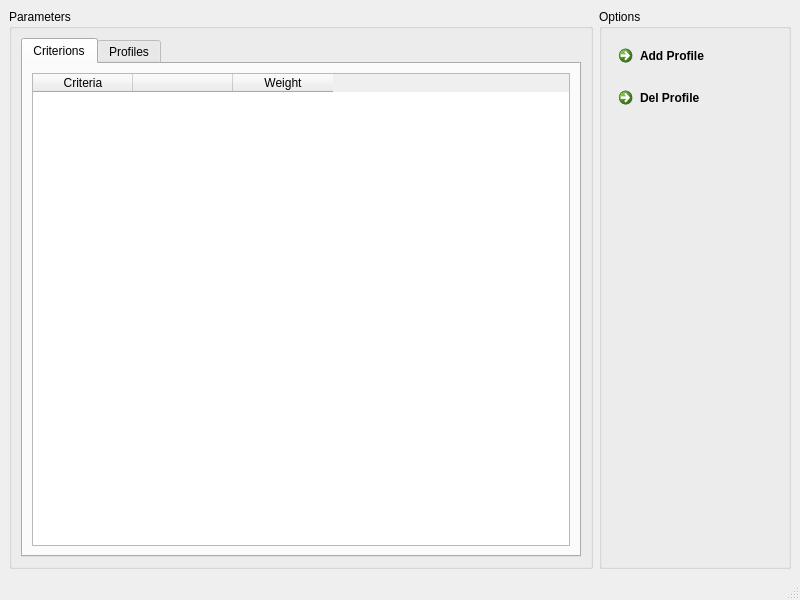
This is ui/mainwindow.ui in oso/qgis-etri as Qt 5 draws it before an edit. The edited form follows.
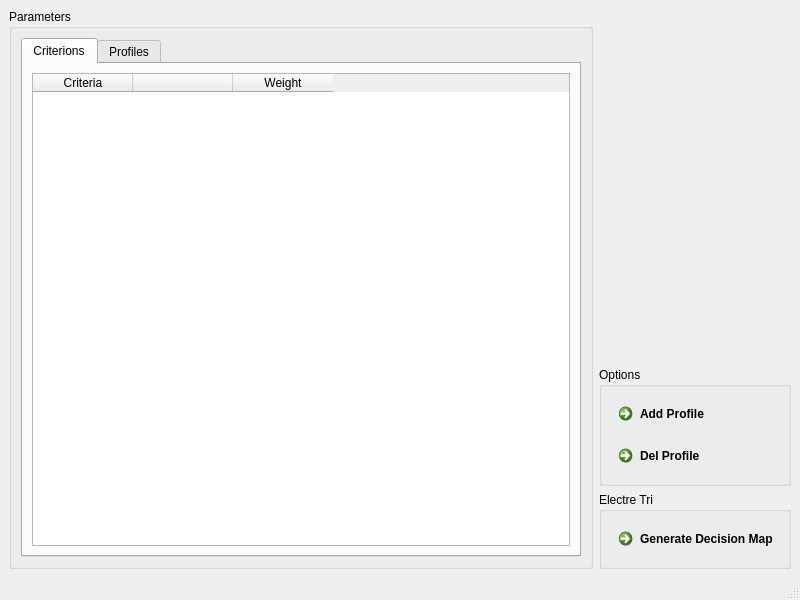
This is the edited form.

Commit message: [UI] Update user interface layout

The edit to the form file:
```diff
--- a/ui/mainwindow.ui
+++ b/ui/mainwindow.ui
@@ -15,7 +15,7 @@
   </property>
   <widget class="QWidget" name="centralwidget">
    <layout class="QGridLayout" name="gridLayout_6">
-    <item row="0" column="1">
+    <item row="0" column="0">
      <widget class="QGroupBox" name="group_params">
       <property name="title">
        <string>Parameters</string>
@@ -161,7 +161,22 @@
       </layout>
      </widget>
     </item>
-    <item row="0" column="2">
+    <item row="0" column="1">
+     <layout class="QVBoxLayout" name="verticalLayout_2">
+      <item>
+       <spacer name="verticalSpacer">
+        <property name="orientation">
+         <enum>Qt::Vertical</enum>
+        </property>
+        <property name="sizeHint" stdset="0">
+         <size>
+          <width>20</width>
+          <height>20</height>
+         </size>
+        </property>
+       </spacer>
+      </item>
+      <item>
      <widget class="QGroupBox" name="group_options">
       <property name="maximumSize">
        <size>
@@ -176,14 +191,14 @@
        <property name="fieldGrowthPolicy">
         <enum>QFormLayout::AllNonFixedFieldsGrow</enum>
        </property>
-       <item row="0" column="0">
+         <item row="1" column="0">
         <widget class="QCommandLinkButton" name="Badd_profile">
          <property name="text">
           <string>Add Profile</string>
          </property>
         </widget>
        </item>
-       <item row="1" column="0">
+         <item row="2" column="0">
         <widget class="QCommandLinkButton" name="Bdel_profile">
          <property name="text">
           <string>Del Profile</string>
@@ -192,6 +207,24 @@
        </item>
       </layout>
      </widget>
+      </item>
+      <item>
+       <widget class="QGroupBox" name="group_electre">
+        <property name="title">
+         <string>Electre Tri</string>
+        </property>
+        <layout class="QGridLayout" name="gridLayout_8">
+         <item row="0" column="0">
+          <widget class="QCommandLinkButton" name="Bgenerate">
+           <property name="text">
+            <string>Generate Decision Map</string>
+           </property>
+          </widget>
+         </item>
+        </layout>
+       </widget>
+      </item>
+     </layout>
     </item>
    </layout>
   </widget>
```
Lines whose indentation alone changed are shown as unchanged. The commit also changes 1 other file.
